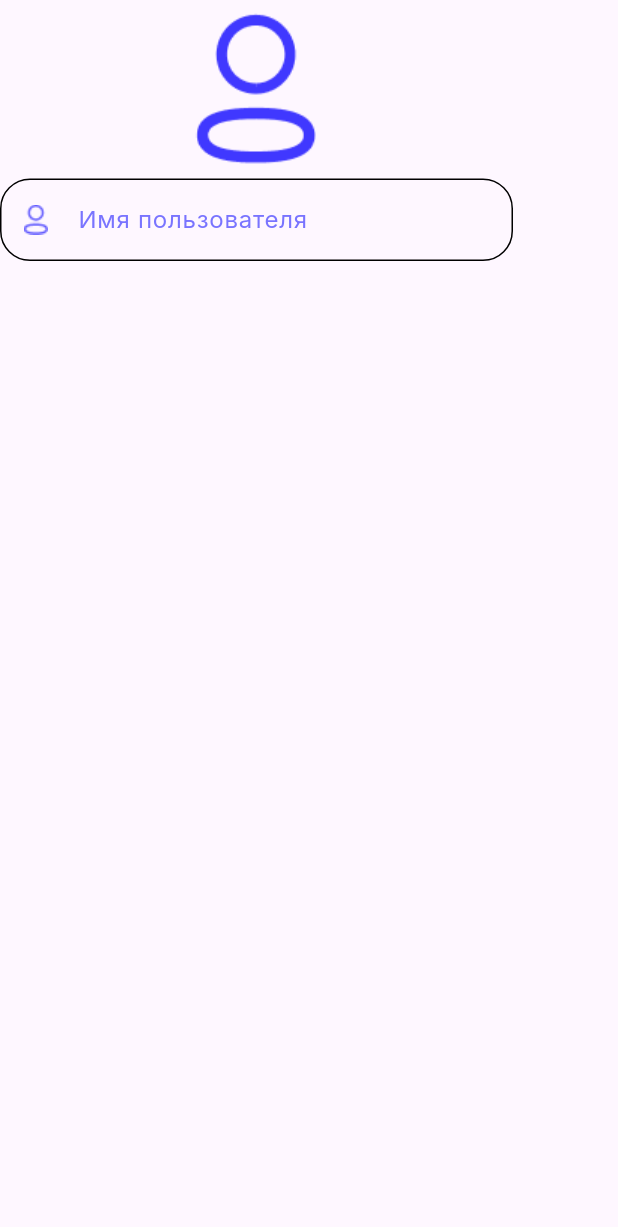
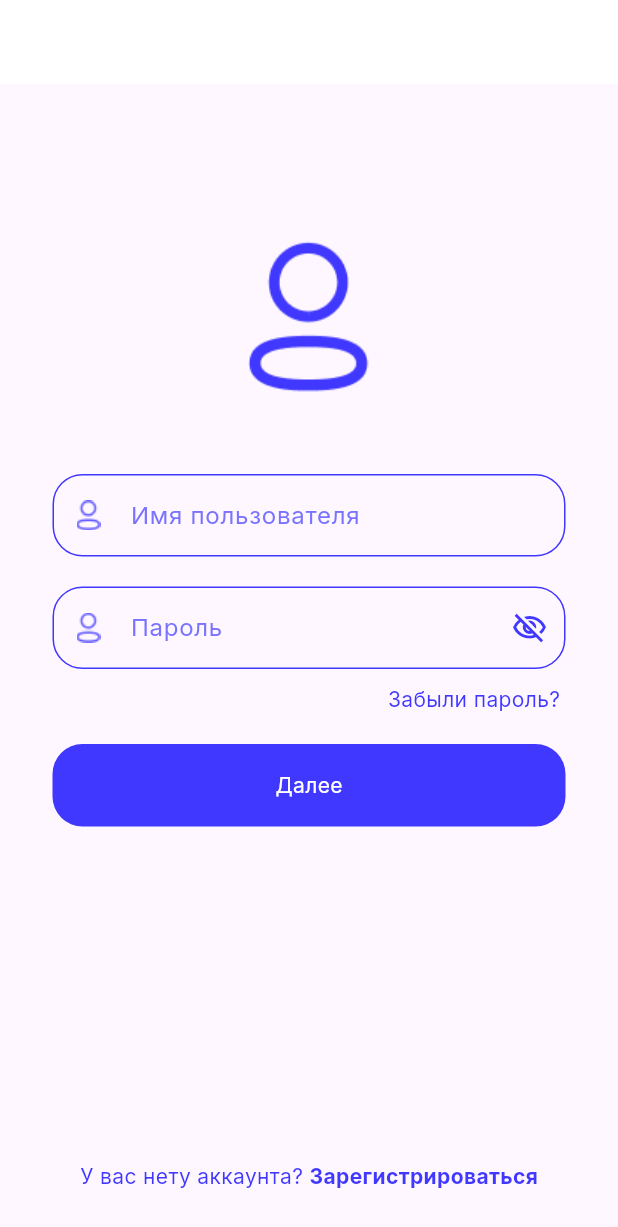
Before and after one commit to ExeLisor/Mashinki, a Flutter app: the screen it shows after launch, on a phone screen of 412 x 824 dp. Shown: the top 1227 px of the screen. Run offline on Flutter 3.47's test engine with Material 3 defaults, Android fonts, the phone set to English and light mode, and no system bars; our stand-ins replace dio, get, google_fonts, google_mobile_ads, logger, shared_preferences.

Commit message:
enable adaptive and added loginUI

```diff
--- a/lib/const.dart
+++ b/lib/const.dart
@@ -4,3 +4,4 @@ const adUnitIdIOS = 'ca-app-pub-3940256099942544/2934735716';
 const welcomeImageAsset = 'assets/images/welcome.png';
 const manImageAsset = 'assets/images/man.png';
 const manIconAsset = 'assets/icons/man_icon.png';
+const lockIconAsset = 'assets/icons/lock_icon.png';
--- a/lib/controllers/controllers.dart
+++ b/lib/controllers/controllers.dart
@@ -1,2 +1,3 @@
 export './ads_controller.dart';
 export './log_in_text_field_controller.dart';
+export './next_button_controller.dart';
--- /dev/null
+++ b/lib/controllers/next_button_controller.dart
@@ -0,0 +1,5 @@
+import 'package:get/get.dart';
+
+class ButtonController extends GetxController {
+  RxBool isEnabled = true.obs;
+}
--- a/lib/main.dart
+++ b/lib/main.dart
@@ -16,9 +16,12 @@ class MainApp extends StatefulWidget {
 
 class _MainAppState extends State<MainApp> {
   @override
-  Widget build(BuildContext context) => GetMaterialApp(
-      theme: themeData(context),
-      debugShowCheckedModeBanner: false,
+  Widget build(BuildContext context) {
+    ScreenSize.init(context);
 
-      home:  LoginScreen());
+    return GetMaterialApp(
+        theme: themeData(context),
+        debugShowCheckedModeBanner: false,
+        home: LoginScreen());
+  }
 }
--- a/lib/screens/log_in_screen/log_in_screen.dart
+++ b/lib/screens/log_in_screen/log_in_screen.dart
@@ -1,26 +1,97 @@
+import 'package:mashinki/exports.dart';
+
+import 'package:flutter/material.dart';
 import 'package:mashinki/exports.dart';
 
 class LoginScreen extends StatelessWidget {
   LoginScreen({super.key});
   final TextEditingController _usernameController = TextEditingController();
+  final TextEditingController _passwordController =
+      TextEditingController(); // Добавлен для управления полем пароля
+
   @override
   Widget build(BuildContext context) {
-
     return Scaffold(
-        body: Column(
+        resizeToAvoidBottomInset: false,
+        appBar: AppBar(
+          backgroundColor: Colors.white,
+        ),
+        body: Center(
+          child: Padding(
+            padding: const EdgeInsets.only(top: 96),
+            child: Column(
               children: [
                 Image.asset(
                   manImageAsset,
                   height: 119,
                   width: 119,
                 ),
+                const SizedBox(
+                  height: 45,
+                ),
                 CustomTextField(
                   hint: "Имя пользователя",
                   controller: _usernameController,
                   isPassword: false,
                   icon: manIconAsset,
-        )
+                ),
+                const SizedBox(
+                  height: 20,
+                ),
+                CustomTextField(
+                  hint: "Пароль",
+                  controller:
+                      _passwordController, // Использовать отдельный контроллер для пароля
+                  isPassword: true,
+                  icon: manIconAsset,
+                ),
+                const SizedBox(
+                  height: 10,
+                ),
+                GestureDetector(
+                  onTap: () {},
+                  child: const Padding(
+                    padding: EdgeInsets.only(left: 220),
+                    child: Text(
+                      "Забыли пароль?",
+                      style: TextStyle(color: Color(0xff4038FF)),
+                    ),
+                  ),
+                ),
+                const SizedBox(
+                  height: 20,
+                ),
+                NextButton(onTap: () {}),
+                Expanded(
+                  child: Align(
+                    alignment: Alignment.bottomCenter,
+                    child: Padding(
+                      padding: const EdgeInsets.only(bottom: 30),
+                      child: GestureDetector(
+                        onTap: () {},
+                        child: Row(
+                          mainAxisAlignment: MainAxisAlignment.center,
+                          children: [
+                            const Text(
+                              "У вас нету аккаунта? ",
+                              style: TextStyle(color: Color(0xff4038FF)),
+                            ),
+                            const Text(
+                              "Зарегистрироваться",
+                              style: TextStyle(
+                                color: const Color(0xff4038FF),
+                                fontWeight: FontWeight.bold,
+                              ),
+                            ),
                           ],
+                        ),
+                      ),
+                    ),
+                  ),
+                ),
+              ],
+            ),
+          ),
         ));
   }
 }
--- /dev/null
+++ b/lib/screens/log_in_screen/widgets/next_button.dart
@@ -0,0 +1,28 @@
+import 'package:mashinki/exports.dart';
+
+import 'package:flutter/material.dart';
+import 'package:get/get.dart';
+
+class NextButton extends StatelessWidget {
+  final Function() onTap;
+  final ButtonController controller =
+      Get.put(ButtonController()); // Создаем экземпляр контроллера
+
+  NextButton({super.key, required this.onTap});
+
+  @override
+  Widget build(BuildContext context) {
+    return Obx(() => Container(
+          height: 55,
+          width: 342,
+          decoration: BoxDecoration(
+              color: controller.isEnabled.value == true
+                  ? Color(0xFF4038FF)
+                  : Color(0xff7974FF),
+              borderRadius: BorderRadius.circular(20)),
+          child: Center(
+              child: Text("Далее",
+                  style: TextStyle(color: Colors.white, fontSize: 14))),
+        ));
+  }
+}
--- a/lib/screens/log_in_screen/widgets/text_field_log_in.dart
+++ b/lib/screens/log_in_screen/widgets/text_field_log_in.dart
@@ -37,28 +37,24 @@ class CustomTextField extends StatelessWidget {
               ),
               enabledBorder: OutlineInputBorder(
                 borderRadius: BorderRadius.circular(20),
-                // borderSide: BorderSide(
-                //     color: Theme.of(context)
-                //         .inputDecorationTheme
-                //         .border!
-                //         .borderSide
-                //         .color),
+                borderSide: BorderSide(
+                    color: Theme.of(context)
+                        .inputDecorationTheme
+                        .border!
+                        .borderSide
+                        .color),
               ),
               focusedBorder: OutlineInputBorder(
                 borderRadius: BorderRadius.circular(20),
-                // borderSide: BorderSide(
-                //     color: Theme.of(context)
-                //         .inputDecorationTheme
-                //         .border!
-                //         .borderSide
-                //         .color),
+                borderSide: BorderSide(
+                    color: Theme.of(context)
+                        .inputDecorationTheme
+                        .border!
+                        .borderSide
+                        .color),
               ),
               hintText: hint,
-              prefixIcon: Image.asset(
-                icon,
-                height: 5,
-                width: 5,
-              ),
+              prefixIcon: Image.asset(icon),
               suffixIcon: isPassword
                   ? IconButton(
                       icon: Icon(
--- a/lib/screens/screens.dart
+++ b/lib/screens/screens.dart
@@ -1,2 +1,3 @@
 export './auth_screen.dart';
 export './log_in_screen/widgets/text_field_log_in.dart';
+export './log_in_screen/widgets/next_button.dart';
--- a/lib/utils/theme_data.dart
+++ b/lib/utils/theme_data.dart
@@ -6,6 +6,7 @@ ThemeData themeData(BuildContext context) => ThemeData(
       ),
       inputDecorationTheme: const InputDecorationTheme(
         labelStyle: TextStyle(color: Color(0xFF4038FF)),
+        prefixIconColor: Color(0xFF4038FF),
         iconColor: Color(0xFF4038FF),
         hintStyle: TextStyle(color: Color(0xff7974FF)),
         border: OutlineInputBorder(
--- a/pubspec.yaml
+++ b/pubspec.yaml
@@ -29,3 +29,4 @@ flutter:
     - assets/images/welcome.png
     - assets/images/man.png
     - assets/icons/man_icon.png
+    - assets/icons/lock_icon.png
```
Also changed, not shown: assets/icons/lock_icon.png (added). Lines whose indentation alone changed are shown as unchanged.
